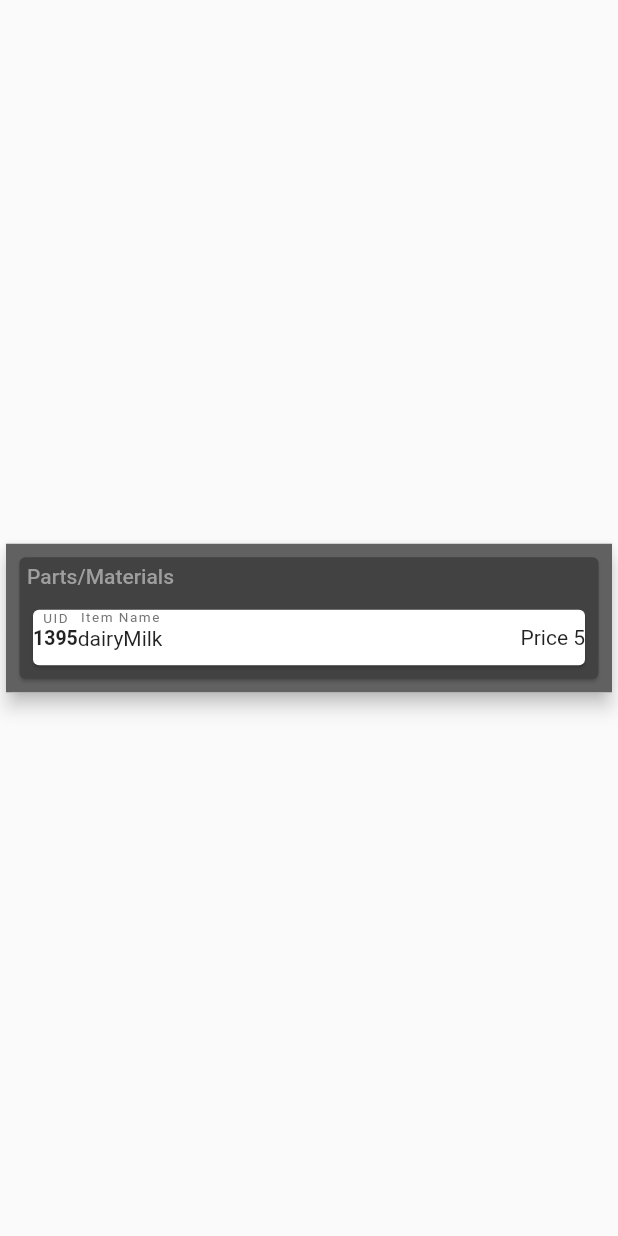
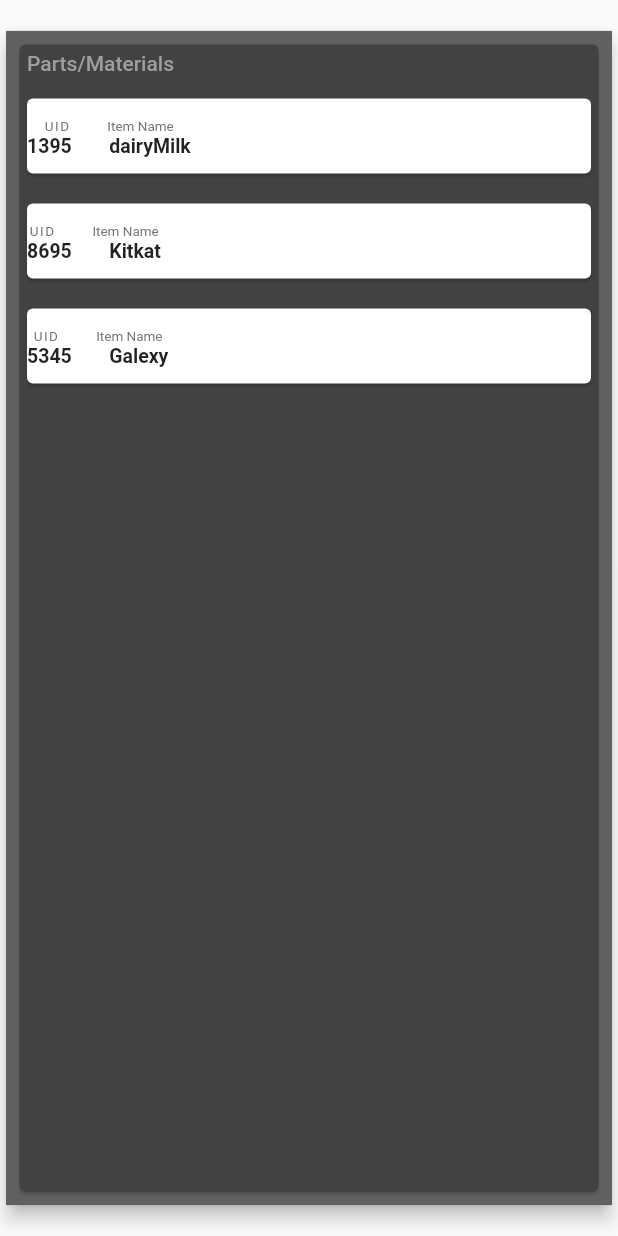
Before and after one commit to jishad-bin-yousaf/Sinca-ProductList, a Flutter app: the screen it shows after launch, on a phone screen of 412 x 824 dp. Run offline on Flutter 3.47's test engine with Material 2 defaults, Android fonts, the phone set to English and light mode, and no system bars.

Commit message:
leading area edited,....Trailing area left

```diff
--- a/lib/main.dart
+++ b/lib/main.dart
@@ -16,7 +16,7 @@
         child: Card(
           elevation: 5,
           child: Container(
-            // height: MediaQuery.of(context).size.height * 0.95,
+            height: MediaQuery.of(context).size.height * 0.95,
             width: MediaQuery.of(context).size.width,
             color: Colors.grey[700],
             child: Padding(
@@ -41,6 +41,14 @@
                         padding: const EdgeInsets.all(5.0),
                         child: ProductDetails(item_Name: "dairyMilk", uid: "1395"),
                       ),
+                      Padding(
+                        padding: const EdgeInsets.all(5.0),
+                        child: ProductDetails(item_Name: "Kitkat", uid: "8695"),
+                      ),
+                      Padding(
+                        padding: const EdgeInsets.all(5.0),
+                        child: ProductDetails(item_Name: "Galexy", uid: "5345"),
+                      ),
                     ],
                   ),
                 ),
--- a/lib/product_details.dart
+++ b/lib/product_details.dart
@@ -8,43 +8,54 @@
 
   @override
   Widget build(BuildContext context) {
-    return Card(
-      color: Colors.white,
+    return SizedBox(
+      height: 60,
+      child: Card(
+        margin: EdgeInsets.symmetric(vertical: 5),
+        color: Color.fromARGB(255, 255, 255, 255),
         child: Row(
           mainAxisAlignment: MainAxisAlignment.spaceBetween,
           children: [
-          Row(
-            mainAxisAlignment: MainAxisAlignment.spaceBetween,
+            Column(
+              mainAxisAlignment: MainAxisAlignment.center,
               crossAxisAlignment: CrossAxisAlignment.center,
               children: [
                 SizedBox(
                   height: 3,
                 ),
-              Column(
+                Row(
+                  mainAxisAlignment: MainAxisAlignment.spaceBetween,
                   children: [
                     Text(
                       "UID",
                       style: TextStyle(color: Colors.grey[600], fontSize: 9, letterSpacing: 1),
                     ),
+                    SizedBox(
+                      width: 25,
+                    ),
+                    Text(
+                      "Item Name",
+                      style: TextStyle(
+                        color: Colors.grey[600],
+                        fontSize: 9,
+                      ),
+                    ),
+                  ],
+                ),
+                Row(
+                  mainAxisAlignment: MainAxisAlignment.spaceBetween,
+                  children: [
                     Text(
                       uid,
                       style: TextStyle(fontSize: 13, fontWeight: FontWeight.bold),
                     ),
                     SizedBox(
-                    height: 10,
-                  )
-                ],
+                      width: 25,
                     ),
-              Column(
-                children: [
                     Text(
-                    "Item Name",
-                    style: TextStyle(color: Colors.grey[600], fontSize: 9, letterSpacing: 1),
+                      item_Name,
+                      style: TextStyle(fontSize: 13, fontWeight: FontWeight.bold),
                     ),
-                  Text(item_Name),
-                  SizedBox(
-                    height: 10,
-                  )
                   ],
                 )
               ],
@@ -52,9 +63,20 @@
             Expanded(
                 child: Row(
               mainAxisAlignment: MainAxisAlignment.end,
-            children: [Text("Price 5")],
+              children: [
+                Wrap(
+                  children: [
+                    Column(
+                      children: [
+                        // for trailing area.....
+                      ],
+                    )
+                  ],
+                )
+              ],
             )),
           ],
+        ),
       ),
     );
   }
```
Lines whose indentation alone changed are shown as unchanged.
